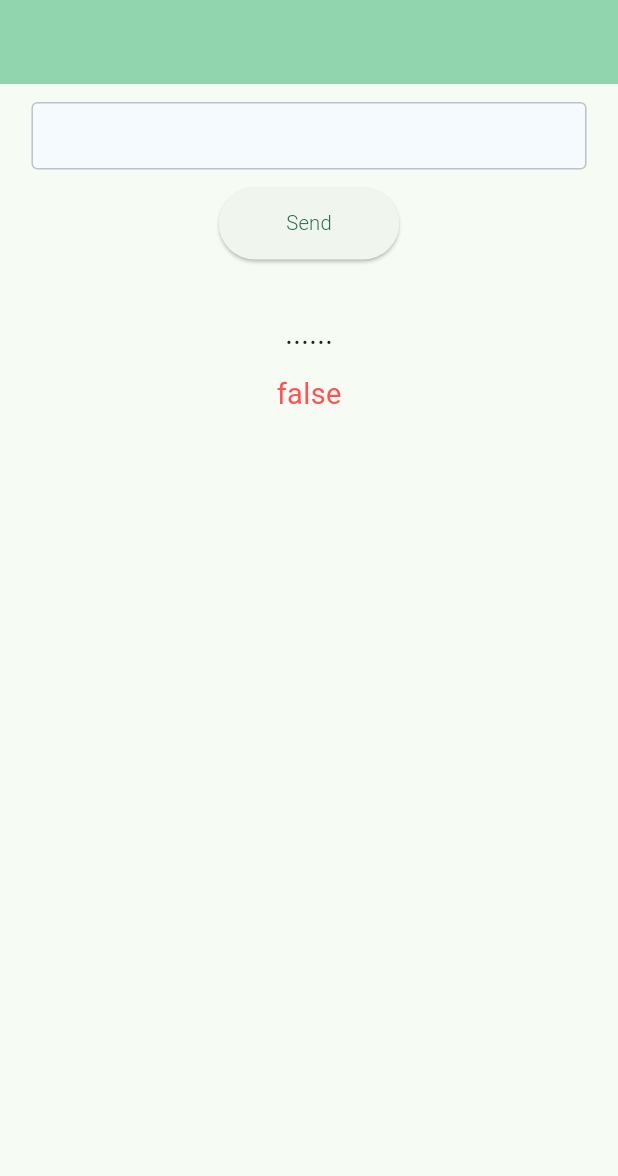
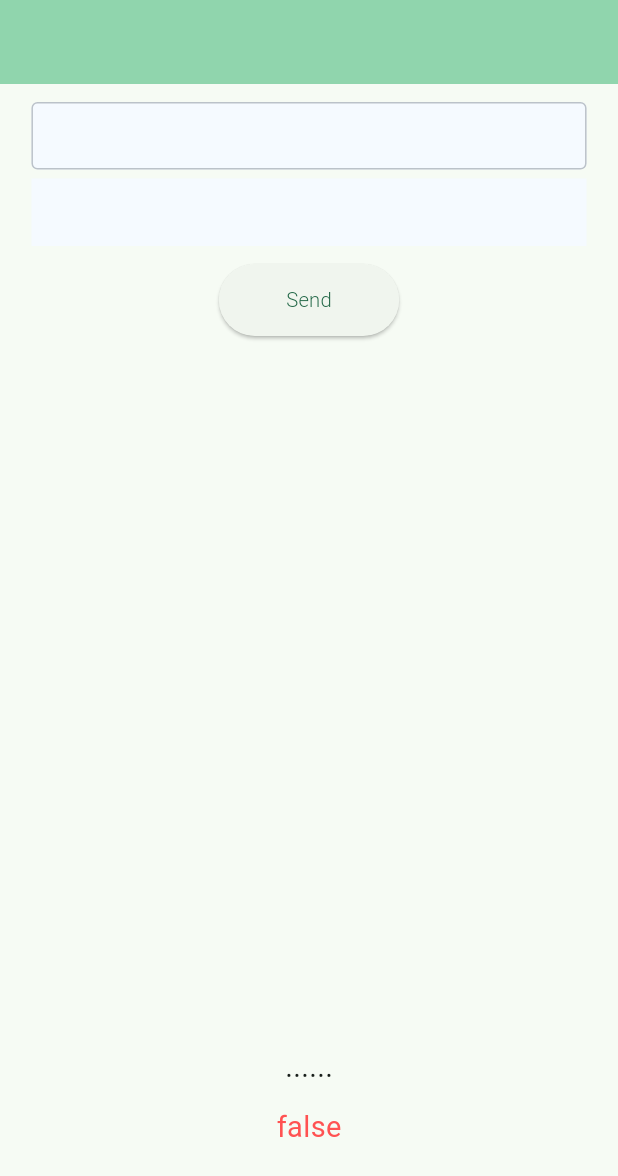
Before and after one commit to Luckychips/ble_tutorial, a Flutter app: the ConnectedPage screen opened directly, on a phone screen of 412 x 824 dp. Shown: the top 1176 px of the screen. Run offline on Flutter 3.47's test engine with Material 3 defaults, Android fonts, the phone set to English and light mode, and no system bars; our stand-ins replace flutter_blue_plus, flutter_riverpod, flutter_screenutil, loading_indicator, permission_handler, smooth_page_indicator.

Commit message:
:art: 명령어 입력 화면 구조 변경, 16진수 변경 텍스트 표시

```diff
--- a/lib/features/bluetooth/presentation/connected_page.dart
+++ b/lib/features/bluetooth/presentation/connected_page.dart
@@ -28,6 +28,7 @@ class _ConnectedPageState extends ConsumerState<ConnectedPage> {
   late StreamSubscription<List<int>> _lastValueSubscription;
 
   final _cmdController = TextEditingController();
+  final _digit16Controller = TextEditingController();
   bool _isNormal = false;
   String _deviceName = '';
   String _response = '......';
@@ -80,7 +81,7 @@ class _ConnectedPageState extends ConsumerState<ConnectedPage> {
                       _data = '${convertToInt16BigEndian(trimmed)}';
                     }
 
-                    _cmdController.text = '';
+                    // _cmdController.text = '';
                   }
                 });
               }
@@ -176,6 +177,9 @@ class _ConnectedPageState extends ConsumerState<ConnectedPage> {
       body: Padding(
         padding: EdgeInsets.symmetric(horizontal: 20.w),
         child: Column(
+          mainAxisAlignment: MainAxisAlignment.spaceBetween,
+          children: [
+            Column(
               children: [
                 const SizedBox(height: 12),
                 SizedBox(
@@ -184,13 +188,38 @@ class _ConnectedPageState extends ConsumerState<ConnectedPage> {
                     controller: _cmdController,
                     textInputAction: TextInputAction.done,
                     cursorColor: Colors.transparent,
-                textAlign: TextAlign.center,
                     decoration: const InputDecoration(
                       filled: true,
                       fillColor: Color(0xffF5FAFF),
                       enabledBorder: OutlineInputBorder(borderSide: BorderSide(color: Color(0xffBBC2C9), width: 1.0)),
                       focusedBorder: OutlineInputBorder(borderSide: BorderSide(color: Color(0xff00DCA0))),
-                  contentPadding: EdgeInsets.all(30),
+                      contentPadding: EdgeInsets.all(10),
+                    ),
+                    onChanged: (String value) {
+                      String output = '';
+                      List<int> encoded = utf8.encode(value);
+                      for (int i = 0; i < encoded.length; i++) {
+                        output += '${to16With0x(encoded[i])} ';
+                      }
+
+                      _digit16Controller.text = output;
+                    },
+                    onSubmitted: (_) => toListen(),
+                  ),
+                ),
+                const SizedBox(height: 6),
+                SizedBox(
+                  height: 45,
+                  child: TextField(
+                    controller: _digit16Controller,
+                    enabled: false,
+                    textInputAction: TextInputAction.done,
+                    cursorColor: Colors.transparent,
+                    decoration: const InputDecoration(
+                      filled: true,
+                      fillColor: Color(0xffF5FAFF),
+                      border: InputBorder.none,
+                      contentPadding: EdgeInsets.all(10),
                     ),
                     onSubmitted: (_) {},
                   ),
@@ -206,7 +235,10 @@ class _ConnectedPageState extends ConsumerState<ConnectedPage> {
                     ),
                   ),
                 ),
-            const SizedBox(height: 36),
+              ]
+            ),
+            Column(
+              children: [
                 Text(_response, style: TextStyle(fontSize: 20.sp)),
                 const SizedBox(height: 12),
                 Text(
@@ -215,6 +247,9 @@ class _ConnectedPageState extends ConsumerState<ConnectedPage> {
                 ),
                 const SizedBox(height: 12),
                 Text(_data, style: TextStyle(fontSize: 16.sp)),
+                const SizedBox(height: 24),
+              ],
+            ),
           ],
         ),
       ),
--- a/lib/main.dart
+++ b/lib/main.dart
@@ -90,7 +90,7 @@ class _MyHomePageState extends State<MyHomePage> {
                 child: widget!,
               );
             },
-            home: const Text('Greeting'),
+            home: Container(),
           ),
         ),
       ),
```
Lines whose indentation alone changed are shown as unchanged.
